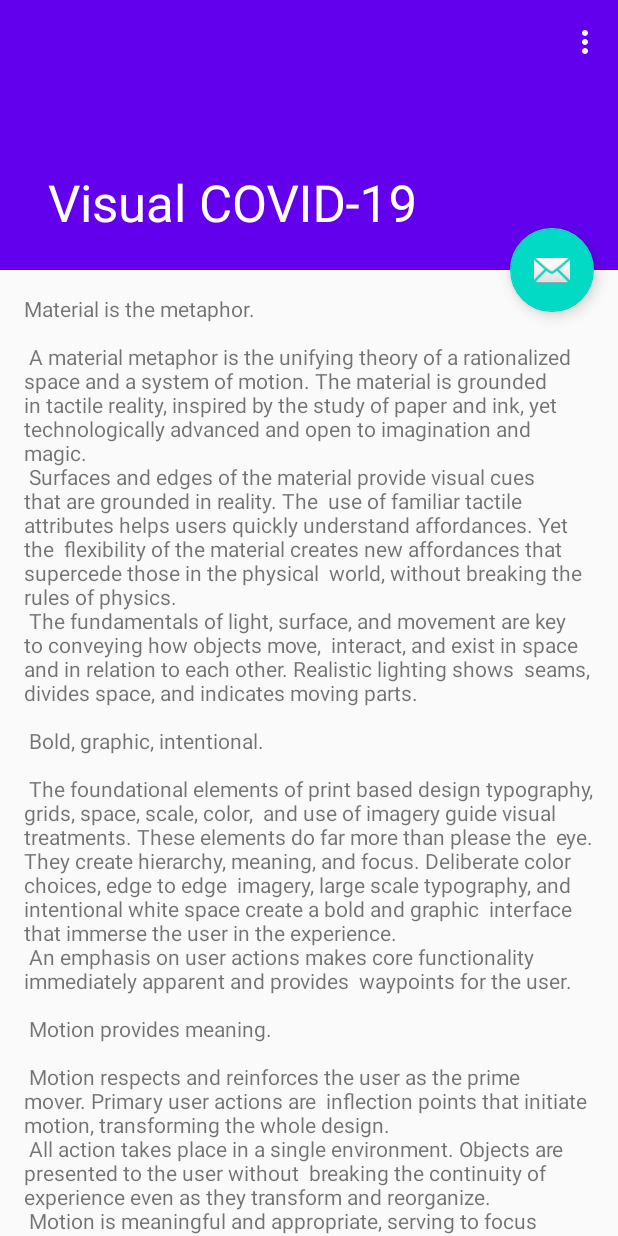
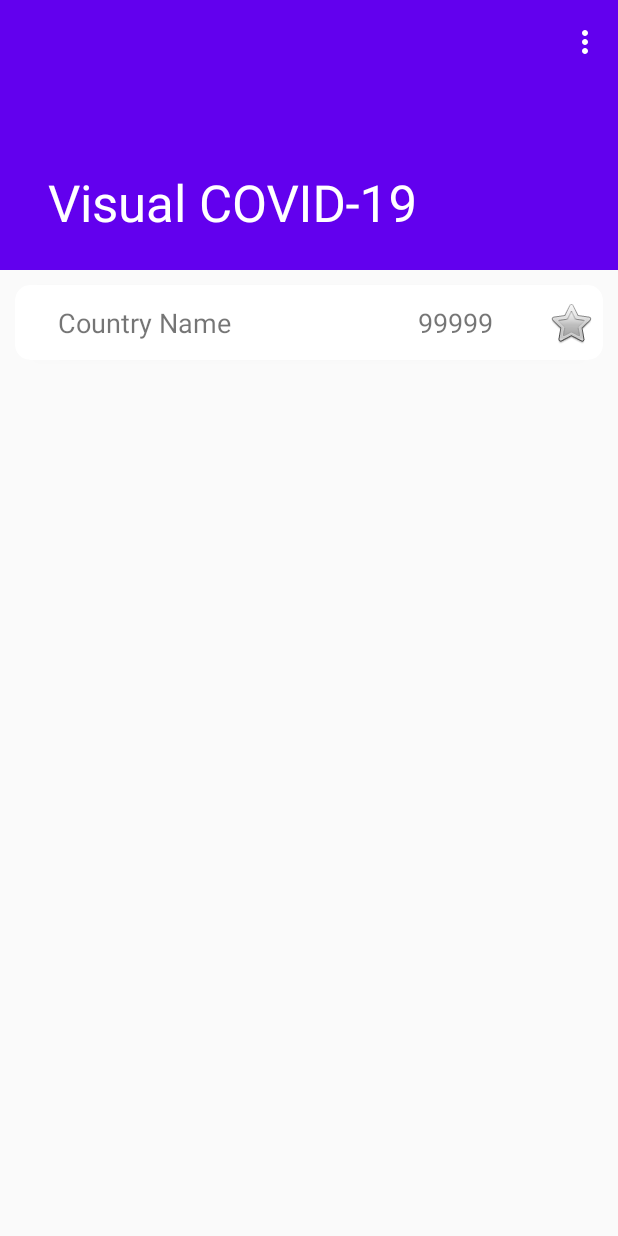
Before and after one commit to sumanthakkala/Visual-COVID-19, an Android app: the screen it shows after launch (ScrollingActivity), on a phone screen of 412 x 824 dp. Run offline under Robolectric (Android 15) with nearby library versions, the phone set to English and light mode, and no system bars; our stand-ins replace Volley; network calls fail.

```diff
--- a/app/build.gradle
+++ b/app/build.gradle
@@ -31,4 +31,7 @@ dependencies {
     testImplementation 'junit:junit:4.12'
     androidTestImplementation 'androidx.test.ext:junit:1.1.1'
     androidTestImplementation 'androidx.test.espresso:espresso-core:3.2.0'
+    implementation 'com.google.android.gms:play-services-maps:17.0.0'
+    implementation 'androidx.constraintlayout:constraintlayout:1.1.3'
+    implementation 'com.android.volley:volley:1.1.1'
 }
--- a/app/src/main/AndroidManifest.xml
+++ b/app/src/main/AndroidManifest.xml
@@ -1,6 +1,7 @@
 <?xml version="1.0" encoding="utf-8"?>
 <manifest xmlns:android="http://schemas.android.com/apk/res/android"
     package="com.example.visualcovid_19">
+    <uses-permission android:name="android.permission.INTERNET" />
 
     <application
         android:allowBackup="true"
--- /dev/null
+++ b/app/src/main/java/com/example/visualcovid_19/FetchDataService.java
@@ -0,0 +1,15 @@
+package com.example.visualcovid_19;
+
+import android.os.AsyncTask;
+
+public class FetchDataService extends AsyncTask<Void, Void, Void> {
+    @Override
+    protected Void doInBackground(Void... voids) {
+        return null;
+    }
+
+    @Override
+    protected void onPostExecute(Void aVoid) {
+
+    }
+}
--- a/app/src/main/java/com/example/visualcovid_19/ScrollingActivity.java
+++ b/app/src/main/java/com/example/visualcovid_19/ScrollingActivity.java
@@ -2,6 +2,13 @@ package com.example.visualcovid_19;
 
 import android.os.Bundle;
 
+import com.android.volley.Request;
+import com.android.volley.RequestQueue;
+import com.android.volley.Response;
+import com.android.volley.VolleyError;
+import com.android.volley.toolbox.JsonObjectRequest;
+import com.android.volley.toolbox.StringRequest;
+import com.android.volley.toolbox.Volley;
 import com.google.android.material.floatingactionbutton.FloatingActionButton;
 import com.google.android.material.snackbar.Snackbar;
 
@@ -12,6 +19,11 @@ import android.view.View;
 import android.view.Menu;
 import android.view.MenuItem;
 
+import org.json.JSONException;
+import org.json.JSONObject;
+
+import java.io.Console;
+
 public class ScrollingActivity extends AppCompatActivity {
 
     @Override
@@ -21,14 +33,15 @@ public class ScrollingActivity extends AppCompatActivity {
         Toolbar toolbar = (Toolbar) findViewById(R.id.toolbar);
         setSupportActionBar(toolbar);
 
-        FloatingActionButton fab = (FloatingActionButton) findViewById(R.id.fab);
-        fab.setOnClickListener(new View.OnClickListener() {
-            @Override
-            public void onClick(View view) {
-                Snackbar.make(view, "Replace with your own action", Snackbar.LENGTH_LONG)
-                        .setAction("Action", null).show();
-            }
-        });
+//        FloatingActionButton fab = (FloatingActionButton) findViewById(R.id.fab);
+//        fab.setOnClickListener(new View.OnClickListener() {
+//            @Override
+//            public void onClick(View view) {
+//                Snackbar.make(view, "Replace with your own action", Snackbar.LENGTH_LONG)
+//                        .setAction("Action", null).show();
+//            }
+//        });
+        fetchData();
     }
 
     @Override
@@ -51,4 +64,32 @@ public class ScrollingActivity extends AppCompatActivity {
         }
         return super.onOptionsItemSelected(item);
     }
+
+    public void fetchData(){
+        RequestQueue queue = Volley.newRequestQueue(this);
+        String url ="https://corona.lmao.ninja/v2/countries?sort=cases";
+
+        // Request a string response from the provided URL.
+        StringRequest jsonRequest = new StringRequest(Request.Method.GET, url,
+                new Response.Listener<String>() {
+                    @Override
+                    public void onResponse(String response) {
+                        try {
+                            JSONObject jsonResponse = new JSONObject(response);
+
+                        } catch (JSONException e) {
+                            e.printStackTrace();
+                        }
+                    }
+                }, new Response.ErrorListener() {
+            @Override
+            public void onErrorResponse(VolleyError error) {
+                //textView.setText("That didn't work!");
+                error.printStackTrace();
+            }
+        });
+
+        // Add the request to the RequestQueue.
+        queue.add(jsonRequest);
+    }
 }
--- a/app/src/main/res/layout/activity_scrolling.xml
+++ b/app/src/main/res/layout/activity_scrolling.xml
@@ -33,15 +33,6 @@
         </com.google.android.material.appbar.CollapsingToolbarLayout>
     </com.google.android.material.appbar.AppBarLayout>
 
-    <com.google.android.material.floatingactionbutton.FloatingActionButton
-        android:id="@+id/fab"
-        android:layout_width="wrap_content"
-        android:layout_height="wrap_content"
-        android:layout_margin="@dimen/fab_margin"
-        app:layout_anchor="@id/app_bar"
-        app:layout_anchorGravity="bottom|end"
-        app:srcCompat="@android:drawable/ic_dialog_email" />
-
     <include layout="@layout/content_scrolling" />
 
 </androidx.coordinatorlayout.widget.CoordinatorLayout>
--- a/app/src/main/res/layout/content_scrolling.xml
+++ b/app/src/main/res/layout/content_scrolling.xml
@@ -8,10 +8,8 @@
     tools:context=".ScrollingActivity"
     tools:showIn="@layout/activity_scrolling">
 
-    <TextView
-        android:layout_width="wrap_content"
-        android:layout_height="wrap_content"
-        android:layout_margin="@dimen/text_margin"
-        android:text="@string/large_text" />
-
+    <include
+    layout="@layout/country_card_fragment"
+    android:layout_width="match_parent"
+    android:layout_height="wrap_content" />
 </androidx.core.widget.NestedScrollView>
--- /dev/null
+++ b/app/src/main/res/layout/country_card_fragment.xml
@@ -0,0 +1,69 @@
+<?xml version="1.0" encoding="utf-8"?>
+<LinearLayout xmlns:android="http://schemas.android.com/apk/res/android"
+    xmlns:app="http://schemas.android.com/apk/res-auto"
+    xmlns:tools="http://schemas.android.com/tools"
+    android:layout_width="match_parent"
+    android:layout_height="wrap_content"
+    android:orientation="vertical">
+
+    <androidx.cardview.widget.CardView
+        android:id="@+id/summaryCard"
+        android:layout_width="match_parent"
+        android:layout_height="50dp"
+        android:layout_margin="10dp"
+        app:cardCornerRadius="10dp">
+
+        <RelativeLayout
+            android:layout_width="match_parent"
+            android:layout_height="match_parent">
+
+            <ImageButton
+                android:id="@+id/btnOFF"
+                android:layout_width="43dp"
+                android:layout_height="36dp"
+                android:layout_alignParentTop="true"
+                android:layout_alignParentEnd="true"
+                android:layout_alignParentRight="true"
+                android:layout_alignParentBottom="true"
+                android:layout_marginTop="10dp"
+                android:layout_marginEnd="0dp"
+                android:layout_marginRight="0dp"
+                android:layout_marginBottom="10dp"
+                android:background="#FFFFFF"
+                app:srcCompat="@android:drawable/btn_star_big_off" />
+
+            <TextView
+                android:id="@+id/totalCases"
+                android:layout_width="wrap_content"
+                android:layout_height="wrap_content"
+                android:layout_alignParentTop="true"
+                android:layout_alignParentBottom="true"
+                android:layout_marginTop="10dp"
+                android:layout_marginEnd="30dp"
+                android:layout_marginRight="30dp"
+                android:layout_marginBottom="10dp"
+                android:layout_toStartOf="@+id/btnOFF"
+                android:layout_toLeftOf="@+id/btnOFF"
+                android:gravity="center"
+                android:text="99999"
+                android:textSize="18sp" />
+
+            <TextView
+                android:id="@+id/countryName"
+                android:layout_width="152dp"
+                android:layout_height="wrap_content"
+                android:layout_alignParentStart="true"
+                android:layout_alignParentLeft="true"
+                android:layout_alignParentTop="true"
+                android:layout_alignParentBottom="true"
+                android:layout_marginStart="10dp"
+                android:layout_marginLeft="10dp"
+                android:layout_marginTop="10dp"
+                android:layout_marginBottom="10dp"
+                android:gravity="center"
+                android:text="Country Name"
+                android:textSize="18sp" />
+        </RelativeLayout>
+    </androidx.cardview.widget.CardView>
+
+</LinearLayout>
```
